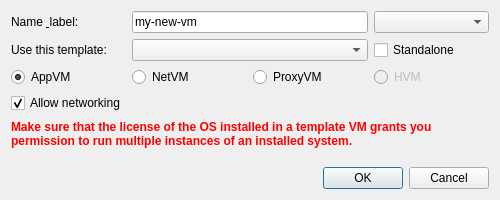
Before: the Qt Designer form newappvmdlg.ui in QubesOS/qubes-manager, drawn with Qt 5.
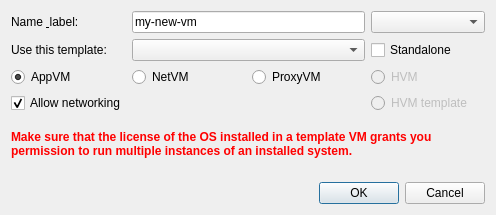
After: the same form once the commit is applied. Icons and pictures are not drawn.

Commit message: Add "HVM Template" VM type to create VM dialog (#758)

What changed in the file:
```diff
--- a/newappvmdlg.ui
+++ b/newappvmdlg.ui
@@ -6,8 +6,8 @@
    <rect>
     <x>0</x>
     <y>0</y>
-    <width>500</width>
-    <height>200</height>
+    <width>496</width>
+    <height>215</height>
    </rect>
   </property>
   <property name="windowTitle">
@@ -98,9 +98,17 @@
        </property>
       </widget>
      </item>
-    </layout>
-   </item>
-   <item>
+     <item row="3" column="3">
+      <widget class="QRadioButton" name="hvmtpl_radio">
+       <property name="enabled">
+        <bool>false</bool>
+       </property>
+       <property name="text">
+        <string>HVM template</string>
+       </property>
+      </widget>
+     </item>
+     <item row="3" column="0">
     <widget class="QCheckBox" name="allow_networking">
      <property name="text">
       <string>Allow networking</string>
@@ -110,6 +118,8 @@
      </property>
     </widget>
    </item>
+    </layout>
+   </item>
    <item>
     <widget class="QFrame" name="hvmtemplatewarningbox">
      <property name="frameShape">
@@ -127,7 +137,7 @@
         <x>0</x>
         <y>0</y>
         <width>482</width>
-        <height>30</height>
+        <height>51</height>
        </rect>
       </property>
       <property name="text">
```
Lines whose indentation alone changed are shown as unchanged. The commit also changes 1 other file.
